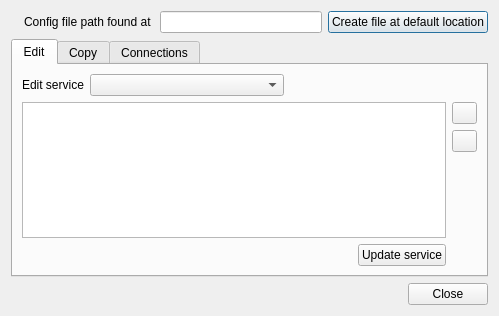
The window that pg_service_parser/ui/pg_service_dialog.ui (opengisch/qgis-pg-service-parser-plugin) describes before a commit, drawn with Qt 5.
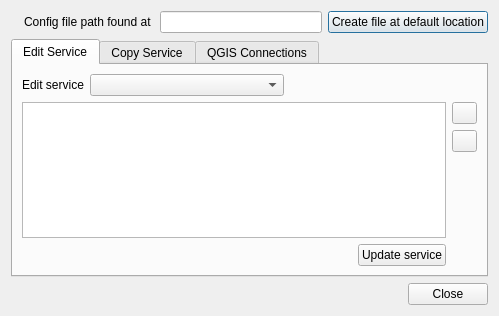
The same window after the commit. Icons and pictures are not drawn.

Commit message: Address review: rename tabs

```diff
--- a/pg_service_parser/ui/pg_service_dialog.ui
+++ b/pg_service_parser/ui/pg_service_dialog.ui
@@ -86,7 +86,7 @@
      </property>
      <widget class="QWidget" name="tabEdit">
       <attribute name="title">
-       <string>Edit</string>
+       <string>Edit Service</string>
       </attribute>
       <layout class="QGridLayout" name="gridLayout_3">
        <item row="1" column="0">
@@ -228,7 +228,7 @@
      </widget>
      <widget class="QWidget" name="tabCopy">
       <attribute name="title">
-       <string>Copy</string>
+       <string>Copy Service</string>
       </attribute>
       <layout class="QGridLayout" name="gridLayout_2">
        <item row="2" column="1">
@@ -328,7 +328,7 @@
      </widget>
      <widget class="QWidget" name="tabConnections">
       <attribute name="title">
-       <string>Connections</string>
+       <string>QGIS Connections</string>
       </attribute>
       <layout class="QGridLayout" name="gridLayout_4">
        <item row="0" column="0" colspan="2">
```
